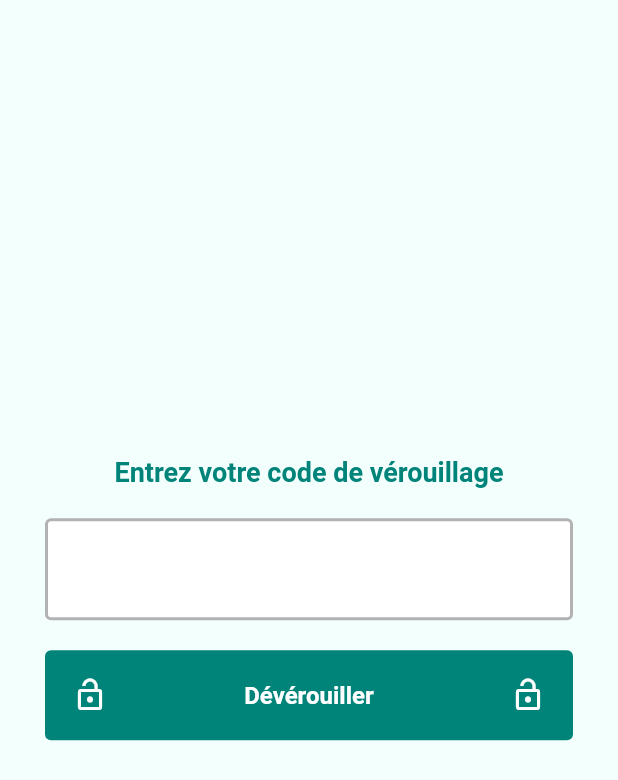
After one commit to D3R50N/My-Spendings, a Flutter app: the LockCodePage screen opened by its route, on a phone screen of 412 x 824 dp. The commit adds this screen. Shown: the top 780 px of the screen. Run offline on Flutter 3.47's test engine with Material 2 defaults, Android fonts, the phone set to English and light mode, and no system bars; our stand-ins replace auto_size_text, badges, carousel_slider, gap, hive, hive_flutter and 2 more; accounts and stored records are empty.

Commit message:
un commit

```diff
--- a/lib/main.dart
+++ b/lib/main.dart
@@ -6,6 +6,7 @@ import 'package:flutter_application_1/models/spendingsmodel.dart';
 import 'package:flutter_application_1/routes.dart';
 import 'package:flutter_application_1/routes/editplan.dart';
 import 'package:flutter_application_1/routes/home.dart';
+import 'package:flutter_application_1/routes/lockcode.dart';
 import 'package:flutter_application_1/routes/newplan.dart';
 import 'package:flutter_application_1/routes/settings.dart';
 import 'package:flutter_application_1/routes/startingpage.dart';
@@ -36,15 +37,18 @@ class App extends StatelessWidget {
       theme: ThemeData(
         primarySwatch: Colors.blue,
       ),
-      initialRoute: prefs.getBool(Settings.firstTime) ?? true
-          ? Routes.startingpage
-          : Routes.home,
+      initialRoute: Settings.lock
+          ? Routes.lockpage
+          : prefs.getBool(Settings.firstTime) ?? true
+              ? Routes.startingpage
+              : Routes.home,
       routes: {
         Routes.home: (context) => Home(),
         Routes.startingpage: (context) => StartingPage(),
         Routes.newplanif: ((context) => NewPlanif()),
         Routes.editplanif: ((context) => EditPlanif()),
         Routes.settingspage: ((context) => SettingsPage()),
+        Routes.lockpage: ((context) => LockCodePage()),
       },
     );
   }
--- a/lib/routes.dart
+++ b/lib/routes.dart
@@ -4,4 +4,5 @@ class Routes {
   static String newplanif = "newplanif";
   static String editplanif = "editplanif";
   static String settingspage = "settingspage";
+  static String lockpage = "lockpage";
 }
--- /dev/null
+++ b/lib/routes/lockcode.dart
@@ -0,0 +1,141 @@
+// ignore_for_file: prefer_const_constructors
+
+import 'dart:async';
+
+import 'package:flutter/material.dart';
+import 'package:flutter_application_1/routes.dart';
+import 'package:flutter_application_1/utils/colors.dart';
+import 'package:flutter_application_1/utils/functions.dart';
+import 'package:flutter_application_1/utils/globals.dart';
+import 'package:gap/gap.dart';
+
+class LockCodePage extends StatefulWidget {
+  const LockCodePage({Key? key}) : super(key: key);
+
+  @override
+  State<LockCodePage> createState() => _LockCodePageState();
+}
+
+class _LockCodePageState extends State<LockCodePage> {
+  TextEditingController lock_controller = TextEditingController();
+
+  bool show_code = false, show_error = false;
+
+  @override
+  Widget build(BuildContext context) {
+    return Scaffold(
+      backgroundColor: ThemeCol.bkgColor,
+      body: Padding(
+        padding: const EdgeInsets.symmetric(horizontal: 30),
+        child: Center(
+          child: Column(
+            mainAxisAlignment: MainAxisAlignment.center,
+            children: [
+              Text(
+                "Entrez votre code de vérouillage",
+                style: TextStyle(
+                  color: ThemeCol.mainColor,
+                  fontWeight: FontWeight.bold,
+                  fontSize: 18,
+                ),
+              ),
+              Gap(20),
+              TextField(
+                controller: lock_controller,
+                keyboardType: TextInputType.number,
+                scrollPhysics: BouncingScrollPhysics(),
+                onChanged: (t) {},
+                obscureText: !show_code,
+                decoration: InputDecoration(
+                  filled: true,
+                  fillColor: Colors.white,
+                  enabledBorder: OutlineInputBorder(
+                    borderSide: BorderSide(
+                      width: 2,
+                      color: Colors.black.withOpacity(.3),
+                    ),
+                  ),
+                  focusedBorder: OutlineInputBorder(
+                    borderSide: BorderSide(
+                      width: 2,
+                      color: ThemeCol.mainColor,
+                    ),
+                  ),
+                  contentPadding: EdgeInsets.all(10),
+                  suffix: IconButton(
+                    onPressed: () {
+                      setState(() {
+                        show_code = !show_code;
+                      });
+                    },
+                    highlightColor: Colors.transparent,
+                    splashColor: ThemeCol.mainColor.withOpacity(.1),
+                    icon: Icon(
+                      show_code ? Icons.visibility : Icons.visibility_off,
+                      color: ThemeCol.mainColor,
+                    ),
+                  ),
+                  floatingLabelStyle: TextStyle(
+                    fontWeight: FontWeight.bold,
+                    color: ThemeCol.mainColor,
+                  ),
+                ),
+              ),
+              Gap(20),
+              TextButton(
+                style: TextButton.styleFrom(
+                  backgroundColor: ThemeCol.mainColor,
+                  minimumSize: Size.fromHeight(40),
+                  padding: EdgeInsets.all(18),
+                ),
+                child: Row(
+                  mainAxisAlignment: MainAxisAlignment.spaceBetween,
+                  children: const [
+                    Icon(Icons.lock_open, color: Colors.white),
+                    Text(
+                      'Dévérouiller',
+                      style: TextStyle(
+                        color: Colors.white,
+                        fontWeight: FontWeight.w600,
+                        fontSize: 16,
+                      ),
+                    ),
+                    Icon(Icons.lock_open, color: Colors.white),
+                  ],
+                ),
+                onPressed: () {
+                  // save();
+                  if (Settings.lockcode == lock_controller.text) {
+                    pushRoute(context, Routes.home);
+                  } else {
+                    setState(() {
+                      show_error = true;
+                      Timer(Duration(milliseconds: 300), () {
+                        setState(() {
+                          show_error = false;
+                        });
+                      });
+                    });
+                  }
+                },
+              ),
+              Gap(10),
+              AnimatedOpacity(
+                opacity: show_error ? 1 : 0,
+                duration: Duration(milliseconds: 100),
+                child: Text(
+                  "Incorrect !",
+                  style: TextStyle(
+                    color: Colors.red,
+                    fontWeight: FontWeight.bold,
+                    fontSize: 14,
+                  ),
+                ),
+              ),
+            ],
+          ),
+        ),
+      ),
+    );
+  }
+}
--- a/lib/utils/functions.dart
+++ b/lib/utils/functions.dart
@@ -78,7 +78,7 @@ void confirmdialog(
               Navigator.of(context).pop();
             },
             child: Text(
-              "Annuluer",
+              "Annluer",
               style: TextStyle(
                 color: ThemeCol.mainColor,
               ),
```
